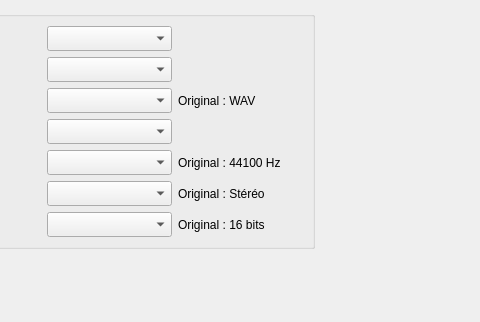
cinemaouvert/OCT, file src/View/audiopane.ui: the form before one commit; both pictures show x 144 to 624 and y 0 to 322 of the 800 by 500 pixel window.
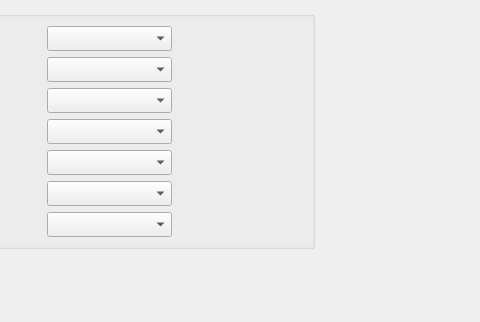
The form after the commit.

Diff of the .ui file:
```diff
--- a/src/View/audiopane.ui
+++ b/src/View/audiopane.ui
@@ -219,7 +219,7 @@
                    </size>
                   </property>
                   <property name="text">
-                   <string>Original : WAV</string>
+                   <string/>
                   </property>
                  </widget>
                 </item>
@@ -348,7 +348,7 @@
                    </size>
                   </property>
                   <property name="text">
-                   <string>Original : 44100 Hz</string>
+                   <string/>
                   </property>
                  </widget>
                 </item>
@@ -414,7 +414,7 @@
                    </size>
                   </property>
                   <property name="text">
-                   <string>Original : Stéréo</string>
+                   <string/>
                   </property>
                  </widget>
                 </item>
@@ -483,7 +483,7 @@
                    </size>
                   </property>
                   <property name="text">
-                   <string>Original : 16 bits</string>
+                   <string/>
                   </property>
                  </widget>
                 </item>
```
